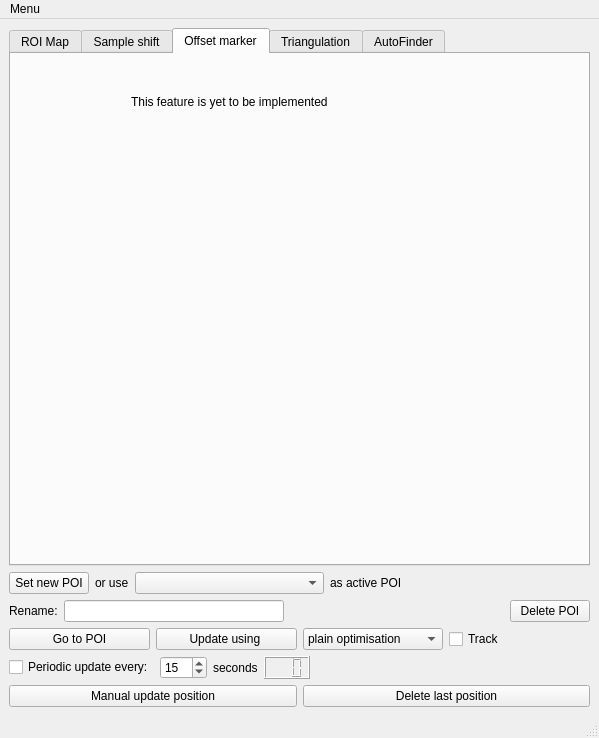
Above: gui/PoiManager/PoiManagerGuiUI.ui from Ulm-IQO/qudi before the change. Below: the same form after it.
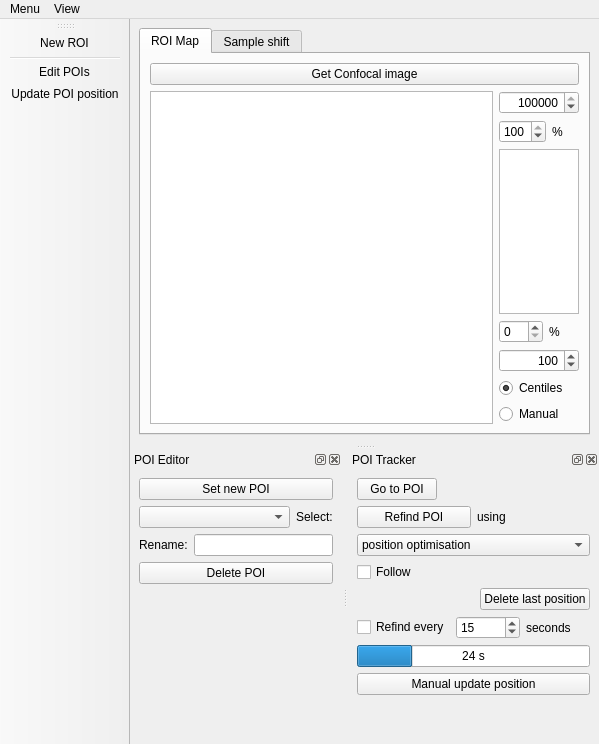
That is the form after the change. Icons and pictures are not drawn. Custom widgets are drawn as their Qt base class.

Commit message: Dockable panels in the POI manager for specific tool categories

```diff
--- a/gui/PoiManager/PoiManagerGuiUI.ui
+++ b/gui/PoiManager/PoiManagerGuiUI.ui
@@ -7,7 +7,7 @@
     <x>0</x>
     <y>0</y>
     <width>599</width>
-    <height>738</height>
+    <height>744</height>
    </rect>
   </property>
   <property name="windowTitle">
@@ -21,7 +21,7 @@
     <item>
      <widget class="QTabWidget" name="tabWidget">
       <property name="currentIndex">
-       <number>2</number>
+       <number>0</number>
       </property>
       <widget class="QWidget" name="roiMap">
        <attribute name="title">
@@ -291,51 +291,67 @@
         </item>
        </layout>
       </widget>
-      <widget class="QWidget" name="tab">
-       <attribute name="title">
-        <string>Offset marker</string>
-       </attribute>
-       <widget class="QLabel" name="label_7">
-        <property name="geometry">
-         <rect>
-          <x>120</x>
-          <y>40</y>
-          <width>251</width>
-          <height>16</height>
-         </rect>
-        </property>
-        <property name="text">
-         <string>This feature is yet to be implemented</string>
-        </property>
-       </widget>
-      </widget>
-      <widget class="QWidget" name="triangulation">
-       <attribute name="title">
-        <string>Triangulation</string>
-       </attribute>
-       <widget class="QLabel" name="label_8">
-        <property name="geometry">
-         <rect>
-          <x>120</x>
-          <y>40</y>
-          <width>251</width>
-          <height>16</height>
-         </rect>
-        </property>
-        <property name="text">
-         <string>This feature is yet to be implemented</string>
-        </property>
-       </widget>
-      </widget>
-      <widget class="QWidget" name="tab_2">
-       <attribute name="title">
-        <string>AutoFinder</string>
-       </attribute>
-      </widget>
      </widget>
     </item>
     <item>
-     <layout class="QHBoxLayout" name="horizontalLayout_3">
+     <layout class="QHBoxLayout" name="horizontalLayout_5"/>
+    </item>
+   </layout>
+  </widget>
+  <widget class="QMenuBar" name="menubar">
+   <property name="geometry">
+    <rect>
+     <x>0</x>
+     <y>0</y>
+     <width>599</width>
+     <height>20</height>
+    </rect>
+   </property>
+   <widget class="QMenu" name="menuMenu">
+    <property name="title">
+     <string>Menu</string>
+    </property>
+    <addaction name="actionNew_ROI"/>
+    <addaction name="actionOpen_ROI"/>
+    <addaction name="actionSave_ROI"/>
+   </widget>
+   <widget class="QMenu" name="menuView">
+    <property name="title">
+     <string>View</string>
+    </property>
+    <addaction name="actionPoi_Editor"/>
+    <addaction name="actionPOI_Tracker"/>
+   </widget>
+   <addaction name="menuMenu"/>
+   <addaction name="menuView"/>
+  </widget>
+  <widget class="QToolBar" name="toolBar">
+   <property name="windowTitle">
+    <string>toolBar</string>
+   </property>
+   <property name="toolButtonStyle">
+    <enum>Qt::ToolButtonIconOnly</enum>
+   </property>
+   <attribute name="toolBarArea">
+    <enum>LeftToolBarArea</enum>
+   </attribute>
+   <attribute name="toolBarBreak">
+    <bool>false</bool>
+   </attribute>
+   <addaction name="actionNew_ROI"/>
+   <addaction name="separator"/>
+   <addaction name="actionEdit_POIs"/>
+   <addaction name="actionUpdate_POI_position"/>
+  </widget>
+  <widget class="QDockWidget" name="poi_editor_dockWidget">
+   <property name="windowTitle">
+    <string>POI Editor</string>
+   </property>
+   <attribute name="dockWidgetArea">
+    <number>8</number>
+   </attribute>
+   <widget class="QWidget" name="dockWidgetContents_3">
+    <layout class="QVBoxLayout" name="verticalLayout_6">
       <item>
        <widget class="QPushButton" name="set_poi_Button">
         <property name="toolTip">
@@ -347,12 +363,7 @@
        </widget>
       </item>
       <item>
-       <widget class="QLabel" name="label">
-        <property name="text">
-         <string>or use</string>
-        </property>
-       </widget>
-      </item>
+      <layout class="QHBoxLayout" name="horizontalLayout_13">
       <item>
        <widget class="QComboBox" name="active_poi_Input">
         <property name="sizePolicy">
@@ -367,29 +378,16 @@
        </widget>
       </item>
       <item>
-       <widget class="QLabel" name="label_4">
+        <widget class="QLabel" name="label">
         <property name="text">
-         <string>as active POI</string>
+          <string>Select:</string>
         </property>
        </widget>
       </item>
-      <item>
-       <spacer name="horizontalSpacer">
-        <property name="orientation">
-         <enum>Qt::Horizontal</enum>
-        </property>
-        <property name="sizeHint" stdset="0">
-         <size>
-          <width>40</width>
-          <height>20</height>
-         </size>
-        </property>
-       </spacer>
-      </item>
      </layout>
     </item>
     <item>
-     <layout class="QHBoxLayout" name="horizontalLayout_7">
+      <layout class="QHBoxLayout" name="horizontalLayout_14">
       <item>
        <widget class="QLabel" name="label_3">
         <property name="text">
@@ -407,18 +405,7 @@
         </property>
        </widget>
       </item>
-      <item>
-       <spacer name="horizontalSpacer_3">
-        <property name="orientation">
-         <enum>Qt::Horizontal</enum>
-        </property>
-        <property name="sizeHint" stdset="0">
-         <size>
-          <width>40</width>
-          <height>20</height>
-         </size>
-        </property>
-       </spacer>
+      </layout>
       </item>
       <item>
        <widget class="QPushButton" name="delete_poi_Button">
@@ -427,10 +414,36 @@
         </property>
        </widget>
       </item>
-     </layout>
-    </item>
+     <item>
+      <spacer name="verticalSpacer_2">
+       <property name="orientation">
+        <enum>Qt::Vertical</enum>
+       </property>
+       <property name="sizeHint" stdset="0">
+        <size>
+         <width>20</width>
+         <height>40</height>
+        </size>
+       </property>
+      </spacer>
+     </item>
+    </layout>
+   </widget>
+  </widget>
+  <widget class="QDockWidget" name="poi_tracker_dockWidget">
+   <property name="floating">
+    <bool>false</bool>
+   </property>
+   <property name="windowTitle">
+    <string>POI Tracker</string>
+   </property>
+   <attribute name="dockWidgetArea">
+    <number>8</number>
+   </attribute>
+   <widget class="QWidget" name="dockWidgetContents_7">
+    <layout class="QVBoxLayout" name="verticalLayout_5">
     <item>
-     <layout class="QHBoxLayout" name="horizontalLayout">
+      <layout class="QHBoxLayout" name="horizontalLayout_7">
       <item>
        <widget class="QPushButton" name="goto_poi_Button">
         <property name="text">
@@ -439,49 +452,104 @@
        </widget>
       </item>
       <item>
+        <spacer name="horizontalSpacer_2">
+         <property name="orientation">
+          <enum>Qt::Horizontal</enum>
+         </property>
+         <property name="sizeHint" stdset="0">
+          <size>
+           <width>40</width>
+           <height>20</height>
+          </size>
+         </property>
+        </spacer>
+       </item>
+      </layout>
+     </item>
+     <item>
+      <layout class="QHBoxLayout" name="horizontalLayout_2">
+       <item>
        <widget class="QPushButton" name="update_poi_Button">
         <property name="text">
-         <string>Update using </string>
-        </property>
-       </widget>
+          <string>Refind POI</string>
+         </property>
+        </widget>
+       </item>
+       <item>
+        <widget class="QLabel" name="label_4">
+         <property name="text">
+          <string>using</string>
+         </property>
+        </widget>
+       </item>
+      </layout>
       </item>
       <item>
        <widget class="QComboBox" name="update_method_Input">
         <item>
          <property name="text">
-          <string>plain optimisation</string>
-         </property>
-        </item>
-        <item>
-         <property name="text">
-          <string>offset marker</string>
-         </property>
-        </item>
-        <item>
-         <property name="text">
-          <string>triangulation</string>
+         <string>position optimisation</string>
          </property>
         </item>
        </widget>
       </item>
       <item>
-       <widget class="QCheckBox" name="checkBox">
+      <layout class="QHBoxLayout" name="horizontalLayout_3">
+       <item>
+        <widget class="QCheckBox" name="goto_poi_after_update_checkBox">
         <property name="toolTip">
          <string>Move crosshair to updated POI position afterwards.</string>
         </property>
         <property name="text">
-         <string>Track</string>
+          <string>Follow</string>
         </property>
        </widget>
       </item>
+       <item>
+        <spacer name="horizontalSpacer">
+         <property name="orientation">
+          <enum>Qt::Horizontal</enum>
+         </property>
+         <property name="sizeHint" stdset="0">
+          <size>
+           <width>40</width>
+           <height>20</height>
+          </size>
+         </property>
+        </spacer>
+       </item>
      </layout>
     </item>
     <item>
-     <layout class="QHBoxLayout" name="horizontalLayout_2">
+      <layout class="QHBoxLayout" name="horizontalLayout_8">
+       <item>
+        <spacer name="horizontalSpacer_3">
+         <property name="orientation">
+          <enum>Qt::Horizontal</enum>
+         </property>
+         <property name="sizeHint" stdset="0">
+          <size>
+           <width>40</width>
+           <height>20</height>
+          </size>
+         </property>
+        </spacer>
+       </item>
+       <item>
+        <widget class="QPushButton" name="delete_last_pos_Button">
+         <property name="text">
+          <string>Delete last position</string>
+         </property>
+        </widget>
+       </item>
+      </layout>
+     </item>
+     <item>
+      <layout class="QHBoxLayout" name="horizontalLayout_11">
       <item>
        <widget class="QCheckBox" name="periodic_update_Button">
         <property name="text">
-         <string>Periodic update every:</string>
+          <string>Refind every</string>
         </property>
        </widget>
       </item>
@@ -508,33 +576,20 @@
         </property>
        </widget>
       </item>
-      <item>
-       <widget class="QLCDNumber" name="time_till_next_update_Display">
-        <property name="smallDecimalPoint">
-         <bool>false</bool>
-        </property>
-        <property name="numDigits">
-         <number>3</number>
-        </property>
-       </widget>
-      </item>
-      <item>
-       <spacer name="horizontalSpacer_2">
-        <property name="orientation">
-         <enum>Qt::Horizontal</enum>
-        </property>
-        <property name="sizeHint" stdset="0">
-         <size>
-          <width>40</width>
-          <height>20</height>
-         </size>
-        </property>
-       </spacer>
-      </item>
      </layout>
     </item>
     <item>
-     <layout class="QHBoxLayout" name="horizontalLayout_5">
+      <widget class="QProgressBar" name="time_till_next_update_Display">
+       <property name="value">
+        <number>24</number>
+       </property>
+       <property name="format">
+        <string>%v s</string>
+       </property>
+      </widget>
+     </item>
+     <item>
+      <layout class="QHBoxLayout" name="horizontalLayout_12">
       <item>
        <widget class="QPushButton" name="manual_update_poi_Button">
         <property name="toolTip">
@@ -545,36 +600,23 @@
         </property>
        </widget>
       </item>
+      </layout>
+     </item>
       <item>
-       <widget class="QPushButton" name="delete_last_pos_Button">
-        <property name="text">
-         <string>Delete last position</string>
-        </property>
-       </widget>
-      </item>
-     </layout>
-    </item>
-   </layout>
-  </widget>
-  <widget class="QStatusBar" name="statusbar"/>
-  <widget class="QMenuBar" name="menubar">
-   <property name="geometry">
-    <rect>
-     <x>0</x>
-     <y>0</y>
-     <width>599</width>
-     <height>20</height>
-    </rect>
-   </property>
-   <widget class="QMenu" name="menuMenu">
-    <property name="title">
-     <string>Menu</string>
-    </property>
-    <addaction name="actionNew_ROI"/>
-    <addaction name="actionOpen_ROI"/>
-    <addaction name="actionSave_ROI"/>
-   </widget>
-   <addaction name="menuMenu"/>
+      <spacer name="verticalSpacer">
+       <property name="orientation">
+        <enum>Qt::Vertical</enum>
+       </property>
+       <property name="sizeHint" stdset="0">
+        <size>
+         <width>20</width>
+         <height>40</height>
+        </size>
+       </property>
+      </spacer>
+     </item>
+    </layout>
+   </widget>
   </widget>
   <action name="actionNew_ROI">
    <property name="icon">
@@ -615,6 +657,61 @@
     <string>Load a saved ROI</string>
    </property>
   </action>
+  <action name="actionEdit_POIs">
+   <property name="icon">
+    <iconset theme="document-properties">
+     <normaloff/>
+    </iconset>
+   </property>
+   <property name="text">
+    <string>Edit POIs</string>
+   </property>
+   <property name="toolTip">
+    <string>Rename, select, delete POIs</string>
+   </property>
+  </action>
+  <action name="actionUpdate_POI_position">
+   <property name="icon">
+    <iconset theme="edit-find">
+     <normaloff/>
+    </iconset>
+   </property>
+   <property name="text">
+    <string>Update POI position</string>
+   </property>
+  </action>
+  <action name="actionNew_POI">
+   <property name="text">
+    <string>New POI</string>
+   </property>
+  </action>
+  <action name="actionColorbar">
+   <property name="text">
+    <string>Colorbar</string>
+   </property>
+  </action>
+  <action name="actionPoi_Editor">
+   <property name="checkable">
+    <bool>true</bool>
+   </property>
+   <property name="text">
+    <string>POI Editor</string>
+   </property>
+   <property name="shortcut">
+    <string>Ctrl+E</string>
+   </property>
+  </action>
+  <action name="actionPOI_Tracker">
+   <property name="checkable">
+    <bool>true</bool>
+   </property>
+   <property name="text">
+    <string>POI Tracker</string>
+   </property>
+   <property name="shortcut">
+    <string>Ctrl+T</string>
+   </property>
+  </action>
  </widget>
  <customwidgets>
   <customwidget>
```
Left out of the diff: 3 changed lines with no effect on the pictures. Lines whose indentation alone changed are shown as unchanged. The commit also changes 1 other file.
